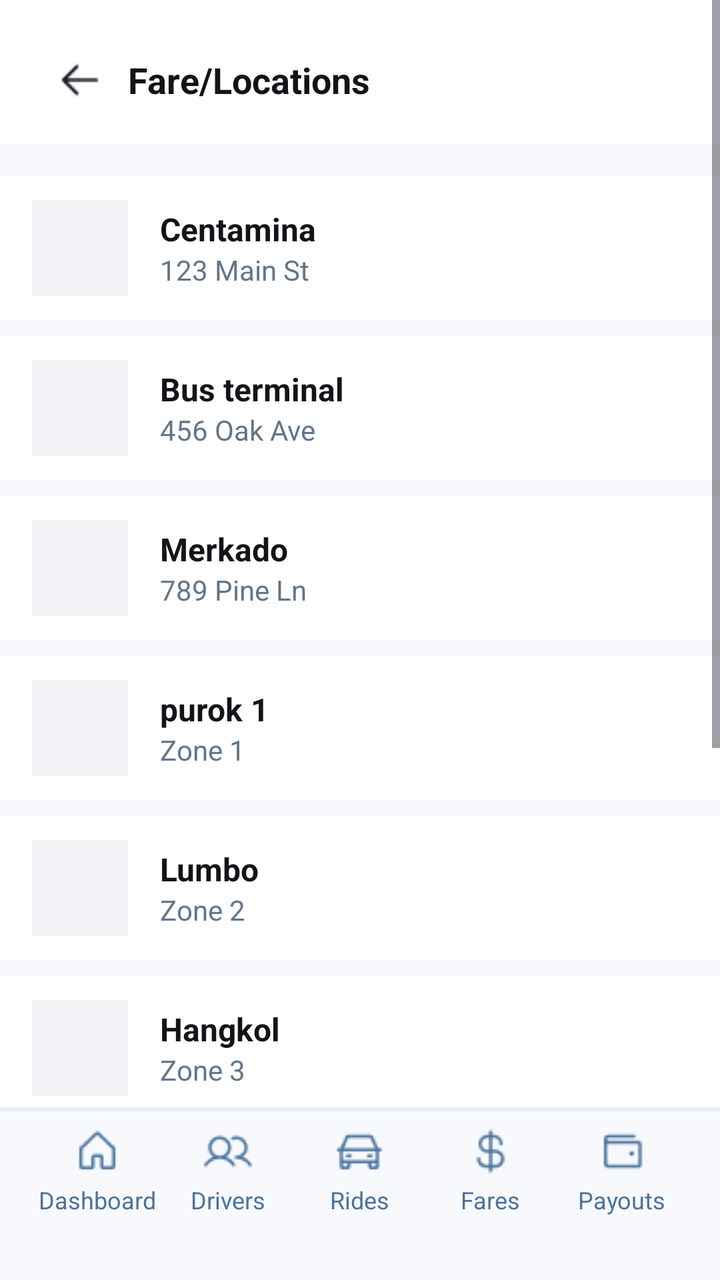
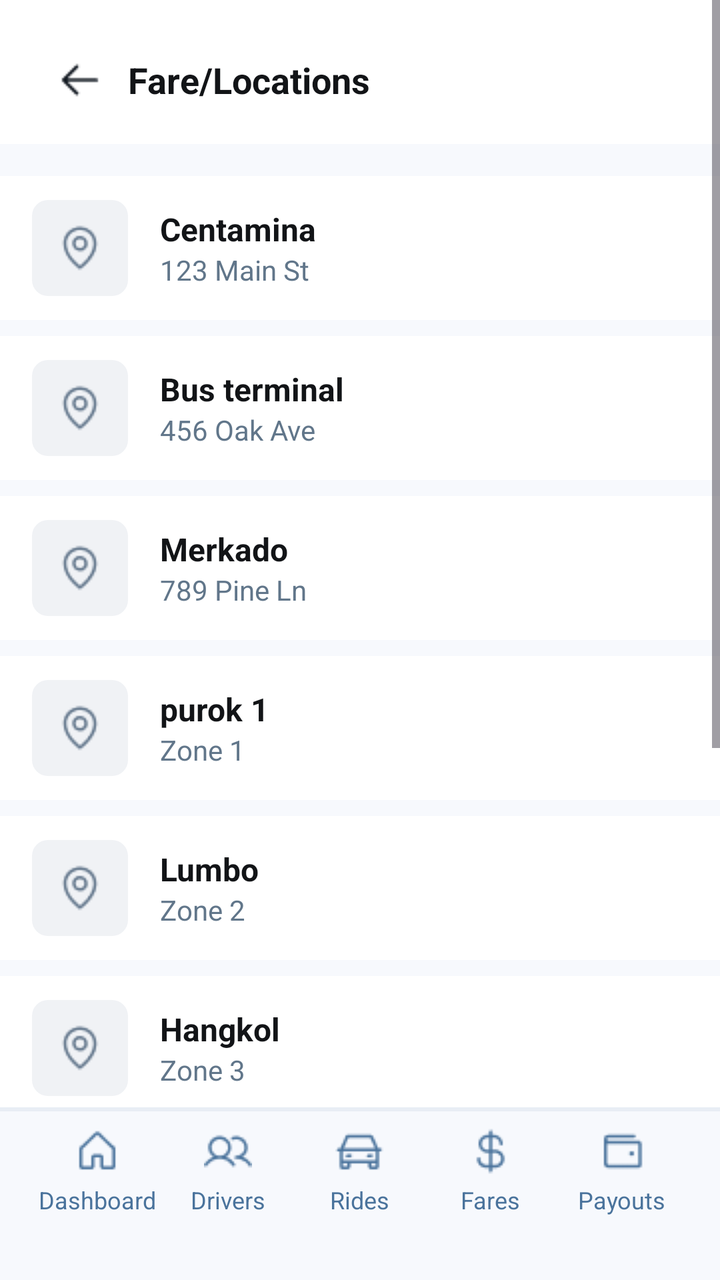

The first picture is an Android layout as it rendered before a commit; the second is the same layout after the commit. The layout source and the unified diff follow.
<!-- AndroidManifest.xml: application theme Theme.Tricycle_app -->
<!-- res/layout/adminfares.xml -->
<?xml version="1.0" encoding="utf-8"?>
<LinearLayout xmlns:android="http://schemas.android.com/apk/res/android"
    android:layout_width="match_parent"
    android:layout_height="match_parent"
    android:orientation="vertical"
    android:background="#F7F9FD">

    <ScrollView
        android:layout_width="match_parent"
        android:layout_height="0dp"
        android:layout_weight="1"
        android:fillViewport="true">

        <LinearLayout
            android:layout_width="match_parent"
            android:layout_height="wrap_content"
            android:orientation="vertical"
            android:paddingBottom="20dp">

            <LinearLayout
                android:layout_width="match_parent"
                android:layout_height="wrap_content"
                android:orientation="horizontal"
                android:gravity="center_vertical"
                android:paddingTop="16dp"
                android:paddingBottom="8dp"
                android:paddingStart="16dp"
                android:paddingEnd="16dp"
                android:background="#FFFFFF">

                <LinearLayout
                    android:layout_width="48dp"
                    android:layout_height="48dp"
                    android:gravity="center">

                    <View
                        android:layout_width="24dp"
                        android:layout_height="24dp"
                        android:background="@drawable/arrow" />
                </LinearLayout>

                <TextView
                    android:layout_width="wrap_content"
                    android:layout_height="wrap_content"
                    android:text="Fare/Locations"
                    android:textSize="18sp"
                    android:textStyle="bold"
                    android:textColor="#121417"
                    android:paddingEnd="48dp"/>
            </LinearLayout>

            <LinearLayout
                android:layout_width="match_parent"
                android:layout_height="72dp"
                android:orientation="horizontal"
                android:gravity="center_vertical"
                android:background="#FFFFFF"
                android:paddingStart="16dp"
                android:paddingEnd="16dp"
                android:layout_marginTop="16dp">

                <LinearLayout
                    android:layout_width="48dp"
                    android:layout_height="48dp"
                    android:background="#F0F2F5"
                    android:gravity="center">
                    <View
                        android:layout_width="24dp"
                        android:layout_height="24dp"
                        android:background="@android:color/transparent"/>
                </LinearLayout>

                <LinearLayout
                    android:layout_width="0dp"
                    android:layout_weight="1"
                    android:layout_height="wrap_content"
                    android:orientation="vertical"
                    android:layout_marginStart="16dp">
                    <TextView
                        android:layout_width="wrap_content"
                        android:layout_height="wrap_content"
                        android:text="Centamina"
                        android:textSize="16sp"
                        android:textStyle="bold"
                        android:textColor="#121417"/>
                    <TextView
                        android:layout_width="wrap_content"
                        android:layout_height="wrap_content"
                        android:text="123 Main St"
                        android:textSize="14sp"
                        android:textColor="#61768A"/>
                </LinearLayout>
            </LinearLayout>

            <LinearLayout
                android:layout_width="match_parent"
                android:layout_height="72dp"
                android:orientation="horizontal"
                android:gravity="center_vertical"
                android:background="#FFFFFF"
                android:paddingStart="16dp"
                android:paddingEnd="16dp"
                android:layout_marginTop="8dp">

                <LinearLayout
                    android:layout_width="48dp"
                    android:layout_height="48dp"
                    android:background="#F0F2F5"
                    android:gravity="center">
                    <View
                        android:layout_width="24dp"
                        android:layout_height="24dp"
                        android:background="@android:color/transparent"/>
                </LinearLayout>

                <LinearLayout
                    android:layout_width="0dp"
                    android:layout_weight="1"
                    android:layout_height="wrap_content"
                    android:orientation="vertical"
                    android:layout_marginStart="16dp">
                    <TextView
                        android:layout_width="wrap_content"
                        android:layout_height="wrap_content"
                        android:text="Bus terminal"
                        android:textSize="16sp"
                        android:textStyle="bold"
                        android:textColor="#121417"/>
                    <TextView
                        android:layout_width="wrap_content"
                        android:layout_height="wrap_content"
                        android:text="456 Oak Ave"
                        android:textSize="14sp"
                        android:textColor="#61768A"/>
                </LinearLayout>
            </LinearLayout>

            <LinearLayout
                android:layout_width="match_parent"
                android:layout_height="72dp"
                android:orientation="horizontal"
                android:gravity="center_vertical"
                android:background="#FFFFFF"
                android:paddingStart="16dp"
                android:paddingEnd="16dp"
                android:layout_marginTop="8dp">

                <LinearLayout
                    android:layout_width="48dp"
                    android:layout_height="48dp"
                    android:background="#F0F2F5"
                    android:gravity="center">
                    <View
                        android:layout_width="24dp"
                        android:layout_height="24dp"
                        android:background="@android:color/transparent"/>
                </LinearLayout>

                <LinearLayout
                    android:layout_width="0dp"
                    android:layout_weight="1"
                    android:layout_height="wrap_content"
                    android:orientation="vertical"
                    android:layout_marginStart="16dp">
                    <TextView
                        android:layout_width="wrap_content"
                        android:layout_height="wrap_content"
                        android:text="Merkado"
                        android:textSize="16sp"
                        android:textStyle="bold"
                        android:textColor="#121417"/>
                    <TextView
                        android:layout_width="wrap_content"
                        android:layout_height="wrap_content"
                        android:text="789 Pine Ln"
                        android:textSize="14sp"
                        android:textColor="#61768A"/>
                </LinearLayout>
            </LinearLayout>

            <LinearLayout
                android:layout_width="match_parent"
                android:layout_height="72dp"
                android:orientation="horizontal"
                android:gravity="center_vertical"
                android:background="#FFFFFF"
                android:paddingStart="16dp"
                android:paddingEnd="16dp"
                android:layout_marginTop="8dp">

                <LinearLayout
                    android:layout_width="48dp"
                    android:layout_height="48dp"
                    android:background="#F0F2F5"
                    android:gravity="center">
                    <View
                        android:layout_width="24dp"
                        android:layout_height="24dp"
                        android:background="@android:color/transparent"/>
                </LinearLayout>

                <LinearLayout
                    android:layout_width="0dp"
                    android:layout_weight="1"
                    android:layout_height="wrap_content"
                    android:orientation="vertical"
                    android:layout_marginStart="16dp">
                    <TextView
                        android:layout_width="wrap_content"
                        android:layout_height="wrap_content"
                        android:text="purok 1"
                        android:textSize="16sp"
                        android:textStyle="bold"
                        android:textColor="#121417"/>
                    <TextView
                        android:layout_width="wrap_content"
                        android:layout_height="wrap_content"
                        android:text="Zone 1"
                        android:textSize="14sp"
                        android:textColor="#61768A"/>
                </LinearLayout>
            </LinearLayout>

            <LinearLayout
                android:layout_width="match_parent"
                android:layout_height="72dp"
                android:orientation="horizontal"
                android:gravity="center_vertical"
                android:background="#FFFFFF"
                android:paddingStart="16dp"
                android:paddingEnd="16dp"
                android:layout_marginTop="8dp">

                <LinearLayout
                    android:layout_width="48dp"
                    android:layout_height="48dp"
                    android:background="#F0F2F5"
                    android:gravity="center">
                    <View
                        android:layout_width="24dp"
                        android:layout_height="24dp"
                        android:background="@android:color/transparent"/>
                </LinearLayout>

                <LinearLayout
                    android:layout_width="0dp"
                    android:layout_weight="1"
                    android:layout_height="wrap_content"
                    android:orientation="vertical"
                    android:layout_marginStart="16dp">
                    <TextView
                        android:layout_width="wrap_content"
                        android:layout_height="wrap_content"
                        android:text="Lumbo"
                        android:textSize="16sp"
                        android:textStyle="bold"
                        android:textColor="#121417"/>
                    <TextView
                        android:layout_width="wrap_content"
                        android:layout_height="wrap_content"
                        android:text="Zone 2"
                        android:textSize="14sp"
                        android:textColor="#61768A"/>
                </LinearLayout>
            </LinearLayout>

            <LinearLayout
                android:layout_width="match_parent"
                android:layout_height="72dp"
                android:orientation="horizontal"
                android:gravity="center_vertical"
                android:background="#FFFFFF"
                android:paddingStart="16dp"
                android:paddingEnd="16dp"
                android:layout_marginTop="8dp">

                <LinearLayout
                    android:layout_width="48dp"
                    android:layout_height="48dp"
                    android:background="#F0F2F5"
                    android:gravity="center">
                    <View
                        android:layout_width="24dp"
                        android:layout_height="24dp"
                        android:background="@android:color/transparent"/>
                </LinearLayout>

                <LinearLayout
                    android:layout_width="0dp"
                    android:layout_weight="1"
                    android:layout_height="wrap_content"
                    android:orientation="vertical"
                    android:layout_marginStart="16dp">
                    <TextView
                        android:layout_width="wrap_content"
                        android:layout_height="wrap_content"
                        android:text="Hangkol"
                        android:textSize="16sp"
                        android:textStyle="bold"
                        android:textColor="#121417"/>
                    <TextView
                        android:layout_width="wrap_content"
                        android:layout_height="wrap_content"
                        android:text="Zone 3"
                        android:textSize="14sp"
                        android:textColor="#61768A"/>
                </LinearLayout>
            </LinearLayout>

            <LinearLayout
                android:layout_width="match_parent"
                android:layout_height="72dp"
                android:orientation="horizontal"
                android:gravity="center_vertical"
                android:background="#FFFFFF"
                android:paddingStart="16dp"
                android:paddingEnd="16dp"
                android:layout_marginTop="8dp">

                <LinearLayout
                    android:layout_width="48dp"
                    android:layout_height="48dp"
                    android:background="#F0F2F5"
                    android:gravity="center">
                    <View
                        android:layout_width="24dp"
                        android:layout_height="24dp"
                        android:background="@android:color/transparent"/>
                </LinearLayout>

                <LinearLayout
                    android:layout_width="0dp"
                    android:layout_weight="1"
                    android:layout_height="wrap_content"
                    android:orientation="vertical"
                    android:layout_marginStart="16dp">
                    <TextView
                        android:layout_width="wrap_content"
                        android:layout_height="wrap_content"
                        android:text="Plaza"
                        android:textSize="16sp"
                        android:textStyle="bold"
                        android:textColor="#121417"/>
                    <TextView
                        android:layout_width="wrap_content"
                        android:layout_height="wrap_content"
                        android:text="Near the park"
                        android:textSize="14sp"
                        android:textColor="#61768A"/>
                </LinearLayout>
            </LinearLayout>

            <LinearLayout
                android:layout_width="match_parent"
                android:layout_height="72dp"
                android:orientation="horizontal"
                android:gravity="center_vertical"
                android:background="#FFFFFF"
                android:paddingStart="16dp"
                android:paddingEnd="16dp"
                android:layout_marginTop="8dp">

                <LinearLayout
                    android:layout_width="48dp"
                    android:layout_height="48dp"
                    android:background="#F0F2F5"
                    android:gravity="center">
                    <View
                        android:layout_width="24dp"
                        android:layout_height="24dp"
                        android:background="@android:color/transparent"/>
                </LinearLayout>

                <LinearLayout
                    android:layout_width="0dp"
                    android:layout_weight="1"
                    android:layout_height="wrap_content"
                    android:orientation="vertical"
                    android:layout_marginStart="16dp">
                    <TextView
                        android:layout_width="wrap_content"
                        android:layout_height="wrap_content"
                        android:text="Central school"
                        android:textSize="16sp"
                        android:textStyle="bold"
                        android:textColor="#121417"/>
                    <TextView
                        android:layout_width="wrap_content"
                        android:layout_height="wrap_content"
                        android:text="Near the mall"
                        android:textSize="14sp"
                        android:textColor="#61768A"/>
                </LinearLayout>
            </LinearLayout>

            <LinearLayout
                android:layout_width="match_parent"
                android:layout_height="72dp"
                android:orientation="horizontal"
                android:gravity="center_vertical"
                android:background="#FFFFFF"
                android:paddingStart="16dp"
                android:paddingEnd="16dp"
                android:layout_marginTop="8dp">

                <LinearLayout
                    android:layout_width="48dp"
                    android:layout_height="48dp"
                    android:background="#F0F2F5"
                    android:gravity="center">
                    <View
                        android:layout_width="24dp"
                        android:layout_height="24dp"
                        android:background="@android:color/transparent"/>
                </LinearLayout>

                <LinearLayout
                    android:layout_width="0dp"
                    android:layout_weight="1"
                    android:layout_height="wrap_content"
                    android:orientation="vertical"
                    android:layout_marginStart="16dp">
                    <TextView
                        android:layout_width="wrap_content"
                        android:layout_height="wrap_content"
                        android:text="Old terminal"
                        android:textSize="16sp"
                        android:textStyle="bold"
                        android:textColor="#121417"/>
                    <TextView
                        android:layout_width="wrap_content"
                        android:layout_height="wrap_content"
                        android:text="Near the hospital"
                        android:textSize="14sp"
                        android:textColor="#61768A"/>
                </LinearLayout>
            </LinearLayout>

        </LinearLayout>
    </ScrollView>

    <LinearLayout
        android:layout_width="match_parent"
        android:layout_height="wrap_content"
        android:orientation="vertical">

        <View
            android:layout_width="match_parent"
            android:layout_height="1dp"
            android:background="#E8EDF5"/>

    </LinearLayout>

    <include layout="@layout/adminnavbar" />

</LinearLayout>
<!-- res/layout/adminnavbar.xml (included above) -->
<?xml version="1.0" encoding="utf-8"?>
<LinearLayout xmlns:android="http://schemas.android.com/apk/res/android"
    android:layout_width="match_parent"
    android:layout_height="wrap_content"
    android:orientation="vertical">

    <View
        android:layout_width="match_parent"
        android:layout_height="1dp"
        android:background="#E8EDF5"/>

    <LinearLayout
        android:layout_width="match_parent"
        android:layout_height="wrap_content"
        android:orientation="horizontal"
        android:background="#F7F9FD"
        android:paddingTop="8dp"
        android:paddingBottom="12dp"
        android:paddingStart="16dp"
        android:paddingEnd="16dp">

        <LinearLayout
            android:layout_width="0dp"
            android:layout_height="wrap_content"
            android:layout_weight="1"
            android:orientation="vertical"
            android:gravity="center">

            <View
                android:layout_width="24dp"
                android:layout_height="24dp"
                android:background="@drawable/home" />

            <TextView
                android:layout_width="wrap_content"
                android:layout_height="wrap_content"
                android:text="Dashboard"
                android:textSize="12sp"
                android:textColor="#4A739C"
                android:layout_marginTop="4dp"/>
        </LinearLayout>

        <LinearLayout
            android:layout_width="0dp"
            android:layout_height="wrap_content"
            android:layout_weight="1"
            android:orientation="vertical"
            android:gravity="center">

            <View
                android:layout_width="24dp"
                android:layout_height="24dp"
                android:background="@drawable/users" />

            <TextView
                android:layout_width="wrap_content"
                android:layout_height="wrap_content"
                android:text="Drivers"
                android:textSize="12sp"
                android:textColor="#4A739C"
                android:layout_marginTop="4dp"/>
        </LinearLayout>

        <LinearLayout
            android:layout_width="0dp"
            android:layout_height="wrap_content"
            android:layout_weight="1"
            android:orientation="vertical"
            android:gravity="center">

            <View
                android:layout_width="24dp"
                android:layout_height="24dp"
                android:background="@drawable/ride" />

            <TextView
                android:layout_width="wrap_content"
                android:layout_height="wrap_content"
                android:text="Rides"
                android:textSize="12sp"
                android:textColor="#4A739C"
                android:layout_marginTop="4dp"/>
        </LinearLayout>

        <LinearLayout
            android:layout_width="0dp"
            android:layout_height="wrap_content"
            android:layout_weight="1"
            android:orientation="vertical"
            android:gravity="center">

            <View
                android:layout_width="24dp"
                android:layout_height="24dp"
                android:background="@drawable/money" />

            <TextView
                android:layout_width="wrap_content"
                android:layout_height="wrap_content"
                android:text="Fares"
                android:textSize="12sp"
                android:textColor="#4A739C"
                android:layout_marginTop="4dp"/>
        </LinearLayout>

        <LinearLayout
            android:layout_width="0dp"
            android:layout_height="wrap_content"
            android:layout_weight="1"
            android:orientation="vertical"
            android:gravity="center">

            <View
                android:layout_width="24dp"
                android:layout_height="24dp"
                android:background="@drawable/payout" />

            <TextView
                android:layout_width="wrap_content"
                android:layout_height="wrap_content"
                android:text="Payouts"
                android:textSize="12sp"
                android:textColor="#4A739C"
                android:layout_marginTop="4dp"/>
        </LinearLayout>

    </LinearLayout>

    <View
        android:layout_width="match_parent"
        android:layout_height="20dp"
        android:background="#F7F9FD"/>

</LinearLayout>
<!-- resources referenced by this layout -->
<resources>
  <!-- drawable arrow: png bitmap (drawable, 284 bytes) -->
  <!-- drawable home: png bitmap (drawable, 468 bytes) -->
  <!-- drawable money: png bitmap (drawable, 640 bytes) -->
  <!-- drawable payout: png bitmap (drawable, 415 bytes) -->
  <!-- drawable ride: png bitmap (drawable, 550 bytes) -->
  <!-- drawable users: png bitmap (drawable, 770 bytes) -->
  <style name="Theme.Tricycle_app" parent="Base.Theme.Tricycle_app" />
  <style name="Base.Theme.Tricycle_app" parent="Theme.Material3.DayNight.NoActionBar">
          
          
      </style>
</resources>

<!-- the commit's change to res/layout/adminfares.xml (unified diff, before → after) -->
@@ -29,9 +29,12 @@
                 android:background="#FFFFFF">
 
                 <LinearLayout
-                    android:layout_width="48dp"
-                    android:layout_height="48dp"
-                    android:gravity="center">
+                    android:id="@+id/btnBack"
+                    android:layout_width="48dp"
+                    android:layout_height="48dp"
+                    android:gravity="center"
+                    android:clickable="true"
+                    android:focusable="true">
 
                     <View
                         android:layout_width="24dp"
@@ -62,12 +65,13 @@
                 <LinearLayout
                     android:layout_width="48dp"
                     android:layout_height="48dp"
-                    android:background="#F0F2F5"
-                    android:gravity="center">
-                    <View
-                        android:layout_width="24dp"
-                        android:layout_height="24dp"
-                        android:background="@android:color/transparent"/>
+                    android:background="@drawable/bg_rounded_light_grey"
+                    android:gravity="center">
+
+                    <View
+                        android:layout_width="24dp"
+                        android:layout_height="24dp"
+                        android:background="@drawable/locationpin" />
                 </LinearLayout>
 
                 <LinearLayout
@@ -105,12 +109,13 @@
                 <LinearLayout
                     android:layout_width="48dp"
                     android:layout_height="48dp"
-                    android:background="#F0F2F5"
-                    android:gravity="center">
-                    <View
-                        android:layout_width="24dp"
-                        android:layout_height="24dp"
-                        android:background="@android:color/transparent"/>
+                    android:background="@drawable/bg_rounded_light_grey"
+                    android:gravity="center">
+
+                    <View
+                        android:layout_width="24dp"
+                        android:layout_height="24dp"
+                        android:background="@drawable/locationpin" />
                 </LinearLayout>
 
                 <LinearLayout
@@ -148,12 +153,13 @@
                 <LinearLayout
                     android:layout_width="48dp"
                     android:layout_height="48dp"
-                    android:background="#F0F2F5"
-                    android:gravity="center">
-                    <View
-                        android:layout_width="24dp"
-                        android:layout_height="24dp"
-                        android:background="@android:color/transparent"/>
+                    android:background="@drawable/bg_rounded_light_grey"
+                    android:gravity="center">
+
+                    <View
+                        android:layout_width="24dp"
+                        android:layout_height="24dp"
+                        android:background="@drawable/locationpin" />
                 </LinearLayout>
 
                 <LinearLayout
@@ -191,12 +197,13 @@
                 <LinearLayout
                     android:layout_width="48dp"
                     android:layout_height="48dp"
-                    android:background="#F0F2F5"
-                    android:gravity="center">
-                    <View
-                        android:layout_width="24dp"
-                        android:layout_height="24dp"
-                        android:background="@android:color/transparent"/>
+                    android:background="@drawable/bg_rounded_light_grey"
+                    android:gravity="center">
+
+                    <View
+                        android:layout_width="24dp"
+                        android:layout_height="24dp"
+                        android:background="@drawable/locationpin" />
                 </LinearLayout>
 
                 <LinearLayout
@@ -234,12 +241,13 @@
                 <LinearLayout
                     android:layout_width="48dp"
                     android:layout_height="48dp"
-                    android:background="#F0F2F5"
-                    android:gravity="center">
-                    <View
-                        android:layout_width="24dp"
-                        android:layout_height="24dp"
-                        android:background="@android:color/transparent"/>
+                    android:background="@drawable/bg_rounded_light_grey"
+                    android:gravity="center">
+
+                    <View
+                        android:layout_width="24dp"
+                        android:layout_height="24dp"
+                        android:background="@drawable/locationpin" />
                 </LinearLayout>
 
                 <LinearLayout
@@ -277,12 +285,13 @@
                 <LinearLayout
                     android:layout_width="48dp"
                     android:layout_height="48dp"
-                    android:background="#F0F2F5"
-                    android:gravity="center">
-                    <View
-                        android:layout_width="24dp"
-                        android:layout_height="24dp"
-                        android:background="@android:color/transparent"/>
+                    android:background="@drawable/bg_rounded_light_grey"
+                    android:gravity="center">
+
+                    <View
+                        android:layout_width="24dp"
+                        android:layout_height="24dp"
+                        android:background="@drawable/locationpin" />
                 </LinearLayout>
 
                 <LinearLayout
@@ -320,12 +329,13 @@
                 <LinearLayout
                     android:layout_width="48dp"
                     android:layout_height="48dp"
-                    android:background="#F0F2F5"
-                    android:gravity="center">
-                    <View
-                        android:layout_width="24dp"
-                        android:layout_height="24dp"
-                        android:background="@android:color/transparent"/>
+                    android:background="@drawable/bg_rounded_light_grey"
+                    android:gravity="center">
+
+                    <View
+                        android:layout_width="24dp"
+                        android:layout_height="24dp"
+                        android:background="@drawable/locationpin" />
                 </LinearLayout>
 
                 <LinearLayout
@@ -363,12 +373,13 @@
                 <LinearLayout
                     android:layout_width="48dp"
                     android:layout_height="48dp"
-                    android:background="#F0F2F5"
-                    android:gravity="center">
-                    <View
-                        android:layout_width="24dp"
-                        android:layout_height="24dp"
-                        android:background="@android:color/transparent"/>
+                    android:background="@drawable/bg_rounded_light_grey"
+                    android:gravity="center">
+
+                    <View
+                        android:layout_width="24dp"
+                        android:layout_height="24dp"
+                        android:background="@drawable/locationpin" />
                 </LinearLayout>
 
                 <LinearLayout
@@ -406,12 +417,13 @@
                 <LinearLayout
                     android:layout_width="48dp"
                     android:layout_height="48dp"
-                    android:background="#F0F2F5"
-                    android:gravity="center">
-                    <View
-                        android:layout_width="24dp"
-                        android:layout_height="24dp"
-                        android:background="@android:color/transparent"/>
+                    android:background="@drawable/bg_rounded_light_grey"
+                    android:gravity="center">
+
+                    <View
+                        android:layout_width="24dp"
+                        android:layout_height="24dp"
+                        android:background="@drawable/locationpin" />
                 </LinearLayout>
 
                 <LinearLayout
<!-- resource entries referenced after the edit -->
@@ -1,7 +1,15 @@
 <!-- resources referenced by this layout -->
 <resources>
   <!-- drawable arrow: png bitmap (drawable, 284 bytes) -->
+  <!-- drawable bg_rounded_light_grey (drawable) -->
+  <?xml version="1.0" encoding="utf-8"?>
+  <shape xmlns:android="http://schemas.android.com/apk/res/android"
+      android:shape="rectangle">
+      <solid android:color="#F0F2F5" />
+      <corners android:radius="8dp" />
+  </shape>
   <!-- drawable home: png bitmap (drawable, 468 bytes) -->
+  <!-- drawable locationpin: png bitmap (drawable, 805 bytes) -->
   <!-- drawable money: png bitmap (drawable, 640 bytes) -->
   <!-- drawable payout: png bitmap (drawable, 415 bytes) -->
   <!-- drawable ride: png bitmap (drawable, 550 bytes) -->
